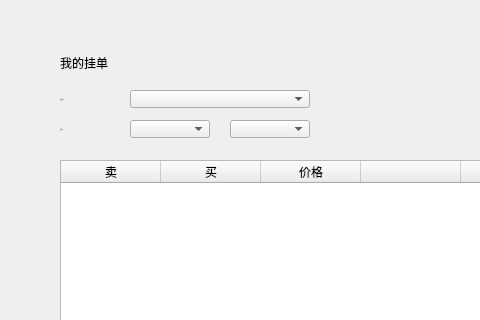
Old version of the form LNKWallet/exchange/myexchangecontractpage.ui in the repository HcashOrg/hx-indicator; both pictures show x 0 to 480 and y 0 to 320 of the 770 by 510 pixel window.
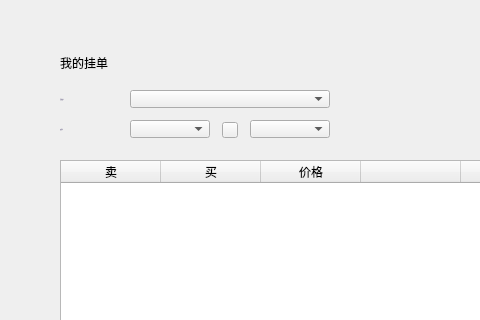
New version of the form.

The edit to the form file:
```diff
--- a/LNKWallet/exchange/myexchangecontractpage.ui
+++ b/LNKWallet/exchange/myexchangecontractpage.ui
@@ -71,7 +71,7 @@
     <rect>
      <x>130</x>
      <y>90</y>
-     <width>180</width>
+     <width>200</width>
      <height>18</height>
     </rect>
    </property>
@@ -124,7 +124,7 @@
   <widget class="QComboBox" name="assetComboBox2">
    <property name="geometry">
     <rect>
-     <x>230</x>
+     <x>250</x>
      <y>120</y>
      <width>80</width>
      <height>18</height>
@@ -303,6 +303,28 @@
     <string>创建合约</string>
    </property>
   </widget>
+  <widget class="QToolButton" name="swapBtn">
+   <property name="geometry">
+    <rect>
+     <x>222</x>
+     <y>122</y>
+     <width>16</width>
+     <height>16</height>
+    </rect>
+   </property>
+   <property name="cursor">
+    <cursorShape>PointingHandCursor</cursorShape>
+   </property>
+   <property name="styleSheet">
+    <string notr="true"/>
+   </property>
+   <property name="text">
+    <string/>
+   </property>
+   <property name="BtnStyle" stdset="0">
+    <string>swap</string>
+   </property>
+  </widget>
  </widget>
  <resources/>
  <connections/>
```
